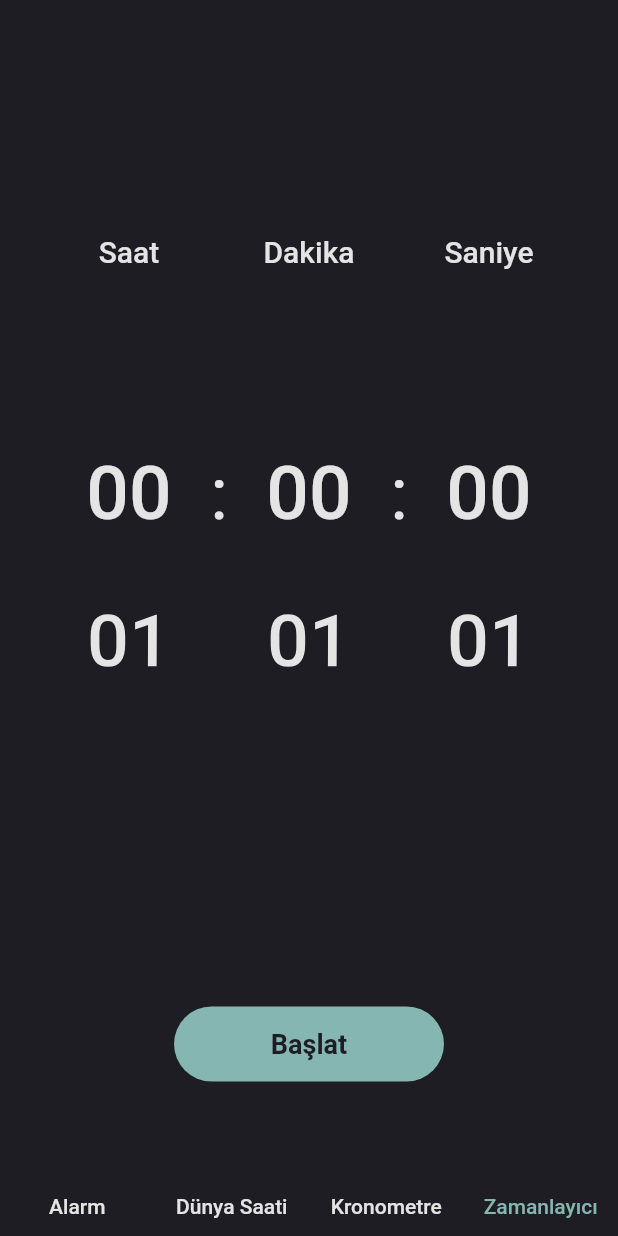
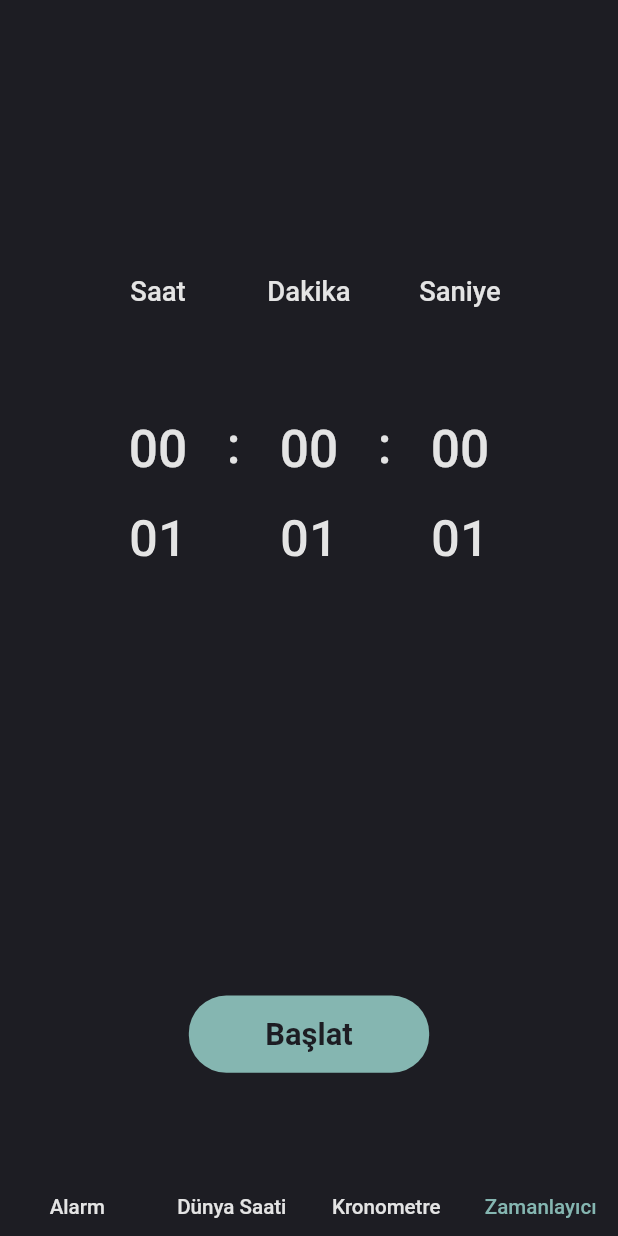
Before and after one commit to AkinBozburun/Clock-App-Flutter, a Flutter app: the screen it shows after launch, on a phone screen of 412 x 824 dp. Run offline on Flutter 3.47's test engine with Material 2 defaults, Android fonts, the phone set to English and light mode, and no system bars; our stand-ins replace flutter_screenutil.

Commit message:
Working on Responsive UI.

```diff
--- a/lib/core/providers.dart
+++ b/lib/core/providers.dart
@@ -59,7 +59,6 @@ class TimerProvider extends ChangeNotifier
     isRunning = true;
     initialSeconds = 0;
     notifyListeners();
-    print(isRunning);
   }
 
   String formatDuration()
--- a/lib/main.dart
+++ b/lib/main.dart
@@ -1,5 +1,6 @@
 import 'package:flutter/material.dart';
 import 'package:flutter/services.dart';
+import 'package:flutter_screenutil/flutter_screenutil.dart';
 import 'package:my_clock_app/core/providers.dart';
 import 'package:my_clock_app/pages/alarm_page.dart';
 import 'package:my_clock_app/pages/stopwatch_page.dart';
@@ -36,15 +37,21 @@ class MyApp extends StatelessWidget
       [
         ChangeNotifierProvider(create: (context) => TimerProvider()),
       ],
-      child: MaterialApp
+      child: ScreenUtilInit
       (
-        title: 'MyClock',
-        debugShowCheckedModeBanner: false,
-        theme: ThemeData
+        designSize: const Size(360, 640),
+        minTextAdapt: true,
+        splitScreenMode: true,
+        builder: (context, child) =>  MaterialApp
         (
-          scaffoldBackgroundColor: AppStyles.darkBackGroundColor
+          title: 'MyClock',
+          debugShowCheckedModeBanner: false,
+          theme: ThemeData
+          (
+            scaffoldBackgroundColor: AppStyles.darkBackGroundColor
+          ),
+          home: const Tab(),
         ),
-        home: const Tab(),
       ),
     );
   }
@@ -60,6 +67,8 @@ class Tab extends StatefulWidget
 
 class _TabState extends State<Tab>
 {
+  Widget tabTxt(txt) => Text(txt,);
+
   @override
   Widget build(BuildContext context)
   {
@@ -84,15 +93,16 @@ class _TabState extends State<Tab>
         (
           labelPadding: const EdgeInsets.all(10),
           labelColor: AppStyles.lightBlueColor,
+          labelStyle: AppStyles().tabTxtStyle,
           unselectedLabelColor: AppStyles.lightBackGroundColor,
           splashBorderRadius: BorderRadius.circular(20),
           indicatorColor: Colors.transparent,
-          tabs: const
+          tabs:
           [
-            Text('Alarm'),
-            Text('Dünya Saati'),
-            Text('Kronometre'),
-            Text('Zamanlayıcı'),
+            tabTxt("Alarm"),
+            tabTxt('Dünya Saati'),
+            tabTxt('Kronometre'),
+            tabTxt('Zamanlayıcı'),
           ],
         ),
       )
--- a/lib/pages/stopwatch_page.dart
+++ b/lib/pages/stopwatch_page.dart
@@ -10,7 +10,7 @@ class StopwatchPage extends StatefulWidget
 
 class _StopwatchPageState extends State<StopwatchPage>
 {
-  TimeOfDay time = const TimeOfDay(hour: 10, minute: 30);
+  //TimeOfDay time = const TimeOfDay(hour: 10, minute: 30);
 
   @override
   Widget build(BuildContext context)
--- a/lib/pages/timer_page.dart
+++ b/lib/pages/timer_page.dart
@@ -1,4 +1,5 @@
 import 'package:flutter/material.dart';
+import 'package:flutter_screenutil/flutter_screenutil.dart';
 import 'package:my_clock_app/core/providers.dart';
 import 'package:my_clock_app/styles/app_style.dart';
 import 'package:my_clock_app/widgets/button.dart';
@@ -40,16 +41,16 @@ class _TimerPageState extends State<TimerPage> with TickerProviderStateMixin
         mainAxisAlignment: MainAxisAlignment.spaceEvenly,
         children: !prov.isRunning ?
         [
-          button(()=> prov.pauseTimer(animController),
+          button(context,()=> prov.pauseTimer(animController),
             prov.timer!.isActive ? Colors.red : AppStyles.lightBackGroundColor,
             prov.timer!.isActive ?  "Duraklat" :  "Devam et"),
 
-          button(()=> prov.resetTimer(animController),
+          button(context,()=> prov.resetTimer(animController),
             AppStyles.lightBlueColor,
             "Bitir"),
         ] :
         [
-          button(()
+          button(context,()
           {
             _initAnim();
             prov.startTimer(animController);
@@ -68,7 +69,7 @@ class _TimerPageState extends State<TimerPage> with TickerProviderStateMixin
       duration: const Duration(milliseconds: 200),
       child: !prov.isRunning ?
       TimerIndicator(anim: anim, animController: animController,
-      height: 350,width: 350) :
+      height: 0.8.sw, width: 0.8.sw) :
       const TimePickerScrollList()
     );
   }
@@ -86,7 +87,7 @@ class _TimerPageState extends State<TimerPage> with TickerProviderStateMixin
       (
         color: Colors.transparent,
         elevation: 0,
-        height: 180,
+        height: 150.h,
         child: _timerButton(),
       ),
     );
--- a/lib/styles/app_style.dart
+++ b/lib/styles/app_style.dart
@@ -1,4 +1,5 @@
 import 'package:flutter/material.dart';
+import 'package:flutter_screenutil/flutter_screenutil.dart';
 
 class AppStyles
 {
@@ -9,7 +10,9 @@ class AppStyles
   static Color darkBackGroundColor = const  Color(0xff1D1D23);
   Color darkShadowColor = Colors.black38;
 
-  TextStyle txtStyle = TextStyle(color: lightBackGroundColor,fontSize: 20,fontWeight: FontWeight.w500);
-  TextStyle buttonTxt = TextStyle(color: darkBackGroundColor,fontSize: 18,fontWeight: FontWeight.w600);
+  TextStyle tabTxtStyle = TextStyle(color: lightBackGroundColor,fontSize: 12.sp,fontWeight: FontWeight.w500);
+  TextStyle timeTxtStyle = TextStyle(color: lightBackGroundColor,fontSize: 16.sp,fontWeight: FontWeight.w500);
+  TextStyle numberStyle = TextStyle(color: lightBackGroundColor,fontSize: 30.sp,fontWeight: FontWeight.w500);
+  TextStyle buttonTxt = TextStyle(color: darkBackGroundColor,fontSize: 18.sp,fontWeight: FontWeight.w600);
 
 }
--- a/lib/widgets/button.dart
+++ b/lib/widgets/button.dart
@@ -1,7 +1,8 @@
 import 'package:flutter/material.dart';
+import 'package:flutter_screenutil/flutter_screenutil.dart';
 import 'package:my_clock_app/styles/app_style.dart';
 
-Widget button(void Function() press, Color color, String txt)
+Widget button(context,void Function() press, Color color, String txt)
 {
   final radius = BorderRadius.circular(25);
 
@@ -11,8 +12,8 @@ Widget button(void Function() press, Color color, String txt)
     borderRadius: radius,
     child: Ink
     (
-      height: 50,
-      width: 180,
+      height: 40.h,
+      width: 140.w,
       decoration: BoxDecoration
       (
         color: color,
--- a/lib/widgets/timer/time_picker.dart
+++ b/lib/widgets/timer/time_picker.dart
@@ -1,4 +1,5 @@
 import 'package:flutter/material.dart';
+import 'package:flutter_screenutil/flutter_screenutil.dart';
 import 'package:my_clock_app/core/providers.dart';
 import 'package:my_clock_app/styles/app_style.dart';
 import 'package:provider/provider.dart';
@@ -34,8 +35,7 @@ class _TimePickerScrollListState extends State<TimePickerScrollList>
     return Center
     (
       child: Text(i<10 ? "0${seconds+i}" : "${seconds+i}",
-      style: TextStyle(fontSize: 50,color: AppStyles.lightBackGroundColor,
-      fontWeight: FontWeight.w500)),
+      style: AppStyles().numberStyle),
     );
   }
   Widget minutes(int i)
@@ -44,8 +44,7 @@ class _TimePickerScrollListState extends State<TimePickerScrollList>
     return Center
     (
       child: Text(i<10 ? "0${minutes+i}" : "${minutes+i}",
-      style:  TextStyle(fontSize: 50,color: AppStyles.lightBackGroundColor,
-      fontWeight: FontWeight.w500)),
+      style: AppStyles().numberStyle),
     );
   }
   Widget hours(int i)
@@ -54,56 +53,50 @@ class _TimePickerScrollListState extends State<TimePickerScrollList>
     return Center
     (
       child: Text(i<10 ? "0${hours+i}" : "${hours+i}",
-      style:  TextStyle(fontSize: 50,color: AppStyles.lightBackGroundColor,
-      fontWeight: FontWeight.w500)),
+      style: AppStyles().numberStyle),
     );
   }
 
-  Widget _timeSeperator() => SizedBox(width: 40,child: Text(":", textAlign: TextAlign.center,
-  style: TextStyle(fontSize: 50,color: AppStyles.lightBackGroundColor)));
+  Widget _timeSeperator() => Text(":", textAlign: TextAlign.center,
+    style: AppStyles().numberStyle);
 
-  Widget timeTxt(String txt) => SizedBox
+  Widget timeBox(txt, widget)=> Column
   (
-    width: 100,
-    child: Center(child: Text(txt,style: AppStyles().txtStyle)),
+    mainAxisAlignment: MainAxisAlignment.center,
+    children:
+    [
+      Text(txt,style: AppStyles().timeTxtStyle),
+      const SizedBox(height: 20),
+      SizedBox
+      (
+        width: 80.w,
+        height: 150,
+        child: widget,
+       ),
+      const SizedBox(height: 35),
+    ],
   );
+
+  double itemExtent = 60;
 
   @override
   Widget build(BuildContext context)
   {
-    return Column
+    return Padding
     (
-      mainAxisAlignment: MainAxisAlignment.center,
-      children:
-      [
-        Row
-        (
-          mainAxisAlignment: MainAxisAlignment.center,
-          children:
-          [
-            timeTxt("Saat"),
-            const SizedBox(width: 20),
-            timeTxt("Dakika"),
-            const SizedBox(width: 20),
-            timeTxt("Saniye"),
-          ],
-        ),
-        const SizedBox(height: 30),
-        SizedBox
-        (
-          height: 240,
+      padding: EdgeInsets.symmetric(horizontal: 50.sp),
       child: Row
       (
         mainAxisAlignment: MainAxisAlignment.center,
         children:
         [
-              SizedBox //Hours picker.
+          timeBox
           (
-                width: 80,
-                child: ListWheelScrollView.useDelegate
+            "Saat",
+            ListWheelScrollView.useDelegate
               (
                 controller: _hourController,
-                  itemExtent: 100,
+                itemExtent: itemExtent,
                 diameterRatio: 10,
                 onSelectedItemChanged: (value) => _timeFormatting(),
                 physics: const FixedExtentScrollPhysics(),
@@ -118,13 +111,13 @@ class _TimePickerScrollListState extends State<TimePickerScrollList>
               ),
           ),
           _timeSeperator(),
-              SizedBox //Minutes picker.
+          timeBox
           (
-                width: 80,
-                child: ListWheelScrollView.useDelegate
+            "Dakika",
+            ListWheelScrollView.useDelegate
             (
               controller: _minuteController,
-                  itemExtent: 100,
+              itemExtent: itemExtent,
               diameterRatio: 10,
               onSelectedItemChanged: (value) => _timeFormatting(),
               physics: const FixedExtentScrollPhysics(),
@@ -136,16 +129,15 @@ class _TimePickerScrollListState extends State<TimePickerScrollList>
                   return minutes(index);
                 }
               ),
-                ),
-              ),
+            )),
           _timeSeperator(),
-              SizedBox //Seconds picker
+          timeBox
           (
-                width: 80,
-                child: ListWheelScrollView.useDelegate
+            "Saniye",
+            ListWheelScrollView.useDelegate
             (
               controller: _secondController,
-                  itemExtent: 100,
+              itemExtent: itemExtent,
               diameterRatio: 10,
               physics: const FixedExtentScrollPhysics(),
               onSelectedItemChanged: (value)
@@ -161,11 +153,9 @@ class _TimePickerScrollListState extends State<TimePickerScrollList>
                 }
               ),
             ),
-              ),
+          )
         ],
       ),
-        ),
-      ],
     );
   }
 }
--- a/pubspec.yaml
+++ b/pubspec.yaml
@@ -33,6 +33,7 @@ dependencies:
   android_alarm_manager_plus: ^2.1.0
   intl: ^0.18.0
   provider: ^6.0.5
+  flutter_screenutil: ^5.6.1
 
 
   # The following adds the Cupertino Icons font to your application.
```
Also changed, not shown: pubspec.lock, 8 other files. Lines whose indentation alone changed are shown as unchanged.
